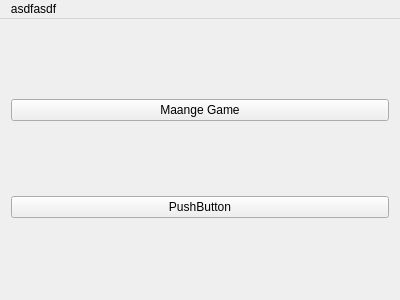
The window that randovania/gui/mainwindow.ui (randovania/randovania) describes before a commit, drawn with Qt 5.
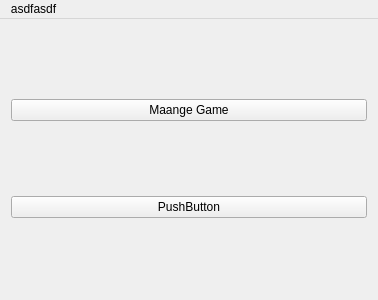
The same window after the commit.

```diff
--- a/randovania/gui/mainwindow.ui
+++ b/randovania/gui/mainwindow.ui
@@ -6,10 +6,16 @@
    <rect>
     <x>0</x>
     <y>0</y>
-    <width>400</width>
+    <width>378</width>
     <height>300</height>
    </rect>
   </property>
+  <property name="maximumSize">
+   <size>
+    <width>16777215</width>
+    <height>16777215</height>
+   </size>
+  </property>
   <property name="windowTitle">
    <string>Hello, world!</string>
   </property>
@@ -21,13 +27,6 @@
     </size>
    </property>
    <layout class="QGridLayout" name="gridLayout">
-    <item row="0" column="0">
-     <widget class="QPushButton" name="pushButton">
-      <property name="text">
-       <string>Maange Game</string>
-      </property>
-     </widget>
-    </item>
     <item row="1" column="0">
      <widget class="QPushButton" name="pushButton_2">
       <property name="text">
@@ -35,6 +34,19 @@
       </property>
      </widget>
     </item>
+    <item row="0" column="0">
+     <widget class="QPushButton" name="pushButton">
+      <property name="sizePolicy">
+       <sizepolicy hsizetype="Preferred" vsizetype="Fixed">
+        <horstretch>0</horstretch>
+        <verstretch>0</verstretch>
+       </sizepolicy>
+      </property>
+      <property name="text">
+       <string>Maange Game</string>
+      </property>
+     </widget>
+    </item>
    </layout>
   </widget>
   <widget class="QMenuBar" name="menuBar">
@@ -42,7 +54,7 @@
     <rect>
      <x>0</x>
      <y>0</y>
-     <width>400</width>
+     <width>378</width>
      <height>21</height>
     </rect>
    </property>
```
